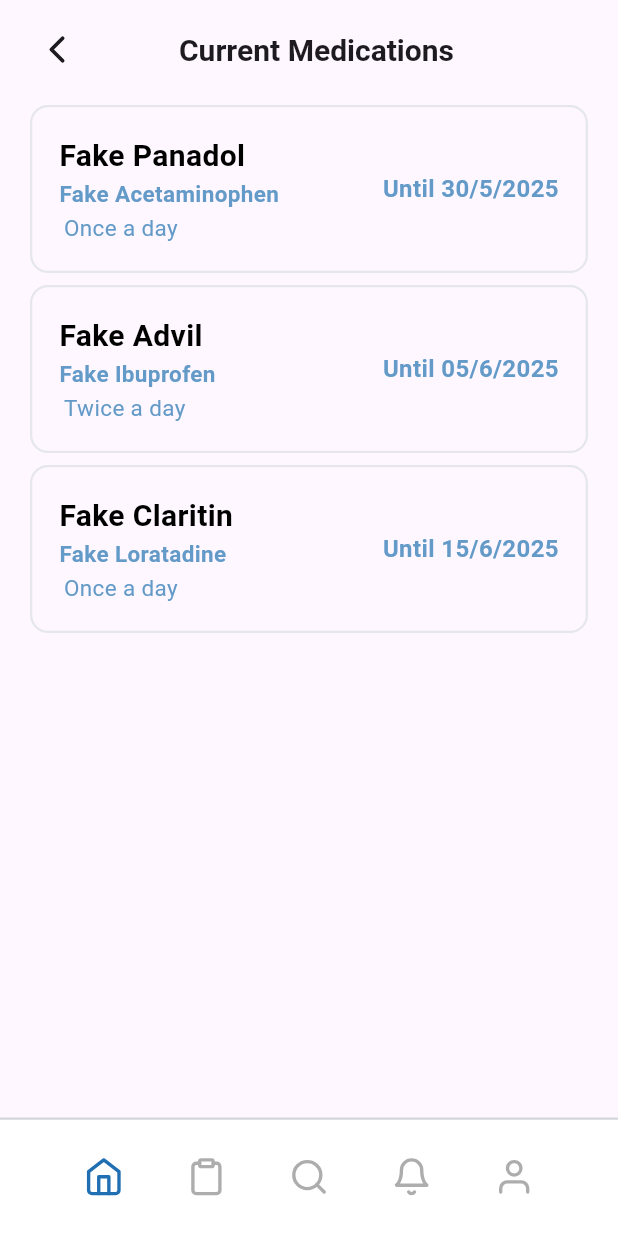
After one commit to NourHabra/PULSE-Mobile, a Flutter app: the CurrentMedicationsScreen screen opened by its route, after a tap on an icon or button, on a phone screen of 412 x 824 dp. The commit adds this screen. Run offline on Flutter 3.47's test engine with Material 3 defaults, Android fonts, the phone set to English and light mode, and no system bars; our stand-ins replace cached_network_image, flutter_feather_icons, flutter_secure_storage, get, image_picker; accounts and stored records are empty; network calls fail.

Commit message:
medications screens

```diff
--- /dev/null
+++ b/pulse_mobile/lib/controllers/medications/currentMedications_controller.dart
@@ -0,0 +1,31 @@
+
+import 'package:get/get.dart';
+import '../../models/medicationModel.dart';
+import '../../services/connections.dart';
+
+
+class CurrentMedicationsController extends GetxController {
+  final ApiService _apiService = Get.find<ApiService>();
+  RxList<Medication> medications = <Medication>[].obs;
+  RxBool isLoading = true.obs;
+  RxString errorMessage = ''.obs;
+
+  @override
+  void onInit() {
+    super.onInit();
+    fetchCurrentMedications();
+  }
+
+  Future<void> fetchCurrentMedications() async {
+    isLoading(true);
+    errorMessage('');
+    try {
+      final List<Medication> fetchedMedications = await _apiService.getCurrentMedications();
+      medications.assignAll(fetchedMedications);
+    } catch (e) {
+      errorMessage('Failed to load medications: $e');
+    } finally {
+      isLoading(false);
+    }
+  }
+}
--- a/pulse_mobile/lib/main.dart
+++ b/pulse_mobile/lib/main.dart
@@ -5,7 +5,8 @@
 import 'package:pulse_mobile/routes/bottomBar_routes.dart' as bottombar_routes;
 import 'package:pulse_mobile/routes/profile_routes.dart' as profile_routes;
 import 'package:pulse_mobile/routes/signup_routes.dart' as signup_routes;
-import 'package:pulse_mobile/services/connections.dart'; // Import ApiService
+import 'package:pulse_mobile/routes/medications&prescriptions_routes.dart'as medspres_routes;
+import 'package:pulse_mobile/services/connections.dart';
 
 void main() {
   runApp(MyApp());
@@ -18,13 +19,14 @@
     Get.put(ApiService()); //  before GetMaterialApp
     return GetMaterialApp(
       debugShowCheckedModeBanner: false,
-      initialRoute: '/splash1',
+      initialRoute: '/profile1',
       getPages: [
         ...splash_routes.getPages,
         ...login_routes.getPages,
         ...bottombar_routes.getPages,
         ...profile_routes.getPages,
         ...signup_routes.getPages,
+        ...medspres_routes.getPages,
       ],
     );
   }
--- /dev/null
+++ b/pulse_mobile/lib/models/medicationModel.dart
@@ -0,0 +1,23 @@
+// lib/models/medication_model.dart
+class Medication {
+  final String tradeName;
+  final String pharmaComposition;
+  final String numOfTimes;
+  final String untilDate;
+
+  Medication({
+    required this.tradeName,
+    required this.pharmaComposition,
+    required this.numOfTimes,
+    required this.untilDate,
+  });
+
+  factory Medication.fromJson(Map<String, dynamic> json) {
+    return Medication(
+      tradeName: json['tradeName'] ?? '',
+      pharmaComposition: json['pharmaComposition'] ?? '',
+      numOfTimes: json['numOfTimes'] ?? '',
+      untilDate: json['untilDate'] ?? '',
+    );
+  }
+}
--- /dev/null
+++ b/pulse_mobile/lib/models/prescriptionListitemModel.dart
@@ -0,0 +1,23 @@
+
+class Prescription {
+  final int id;
+  final String doctorName;
+  final String doctorSpeciality;
+  final String validUntil;
+
+  Prescription({
+    required this.id,
+    required this.doctorName,
+    required this.doctorSpeciality,
+    required this.validUntil,
+  });
+
+  factory Prescription.fromJson(Map<String, dynamic> json) {
+    return Prescription(
+      id: json['id'] ?? 0,
+      doctorName: json['doctorName'] ?? '',
+      doctorSpeciality: json['doctorSpeciality'] ?? '',
+      validUntil: json['validUntil'] ?? '',
+    );
+  }
+}
--- /dev/null
+++ b/pulse_mobile/lib/routes/medications&prescriptions_routes.dart
@@ -0,0 +1,12 @@
+import 'package:get/get.dart';
+import 'package:pulse_mobile/screens/medicalDrug_screens/currentMedications_screen.dart';
+import 'package:pulse_mobile/screens/medicalDrug_screens/prescriptionList_screen.dart';
+
+
+
+List<GetPage> getPages = [
+  GetPage(name: '/currentMedications', page: () => CurrentMedicationsScreen()),
+  GetPage(name: '/prescriptionHistory', page: () => PrescriptionsScreen()),
+
+
+];
--- /dev/null
+++ b/pulse_mobile/lib/screens/medicalDrug_screens/currentMedications_screen.dart
@@ -0,0 +1,47 @@
+import 'package:flutter/material.dart';
+import 'package:get/get.dart';
+
+import '../../controllers/medications/currentMedications_controller.dart';
+import '../../widgets/appbar.dart';
+import '../../widgets/bottombar.dart';
+import '../../widgets/currentMedication.dart';
+
+class CurrentMedicationsScreen extends StatelessWidget {
+  final CurrentMedicationsController _controller = Get.put(CurrentMedicationsController());
+
+  @override
+  Widget build(BuildContext context) {
+    return Scaffold(
+      appBar: const CustomAppBar(titleText: 'Current Medications'),
+      body: Padding(
+        padding: const EdgeInsets.only(top: 10.0),
+        child: Obx(
+              () {
+            if (_controller.isLoading.value) {
+              return const Center(child: CircularProgressIndicator());
+            } else if (_controller.errorMessage.isNotEmpty) {
+              return Center(child: Text(_controller.errorMessage.value));
+            } else if (_controller.medications.isEmpty) {
+              return const Center(child: Text('No current medications found.'));
+            } else {
+              return ListView.builder(
+                itemCount: _controller.medications.length,
+                itemBuilder: (context, index) {
+                  final medication = _controller.medications[index];
+                  return Currentmedication(
+                    tradeName: medication.tradeName,
+                    pharmaComposition: medication.pharmaComposition,
+                    numOfTimes: medication.numOfTimes,
+                    untilDate: medication.untilDate,
+                  );
+                },
+              );
+            }
+          },
+
+        ),
+      ),
+      bottomNavigationBar: CustomBottomNavBar(),
+    );
+  }
+}
--- a/pulse_mobile/lib/services/connections.dart
+++ b/pulse_mobile/lib/services/connections.dart
@@ -3,6 +3,8 @@
 import 'package:http/http.dart' as http;
 import 'dart:convert';
 import '../models/categoryModel.dart';
+import '../models/medicationModel.dart';
+import '../models/prescriptionListitemModel.dart';
 import '../models/profile_model.dart';
 import '../models/signupModel.dart';
 
@@ -321,6 +323,91 @@
     }
   }
 
+  Future<List<Medication>> getCurrentMedications() async {
+    final String? token = await getToken();
+    if (token == null) {
+      return _getFakeMedications(); // Return fake data if no token
+    }
+    final url = Uri.parse('$baseUrl/api/medications/current'); // Replace with your actual API endpoint
+    try {
+      final response = await _httpClient.get(
+        url,
+        headers: {'Authorization': 'Bearer $token'},
+      );
+
+      if (response.statusCode == 200) {
+        final List<dynamic> data = json.decode(response.body);
+        return data.map((json) => Medication.fromJson(json as Map<String, dynamic>)).toList();
+      } else {
+        print('API Error: ${response.statusCode}');
+        return _getFakeMedications(); // Return fake data on API error
+      }
+    } catch (e) {
+      print('Error fetching current medications: $e');
+      return _getFakeMedications(); // Return fake data on exception
+    }
+  }
+
+  // Method to generate fake medication data
+  List<Medication> _getFakeMedications() {
+    return [
+      Medication(
+        tradeName: 'Fake Panadol',
+        pharmaComposition: 'Fake Acetaminophen',
+        numOfTimes: 'Once a day',
+        untilDate: '30/5/2025',
+      ),
+      Medication(
+        tradeName: 'Fake Advil',
+        pharmaComposition: 'Fake Ibuprofen',
+        numOfTimes: 'Twice a day',
+        untilDate: '05/6/2025',
+      ),
+      Medication(
+        tradeName: 'Fake Claritin',
+        pharmaComposition: 'Fake Loratadine',
+        numOfTimes: 'Once a day',
+        untilDate: '15/6/2025',
+      ),
+    ];
+  }
+
+  Future<List<Prescription>> getPrescriptions() async {
+    final String? token = await getToken();
+    if (token == null) {
+      return _getFakePrescriptions(); // Return fake data if no token
+    }
+    final url = Uri.parse('$baseUrl/api/prescriptions'); // Replace with your actual API endpoint
+    try {
+      final response = await _httpClient.get(
+        url,
+        headers: {'Authorization': 'Bearer $token'},
+      );
+
+      if (response.statusCode == 200) {
+        final List<dynamic> data = json.decode(response.body);
+        return data.map((json) => Prescription.fromJson(json as Map<String, dynamic>)).toList();
+      } else {
+        print('API Error (Get Prescriptions): ${response.statusCode}');
+        return _getFakePrescriptions(); // Return fake data on API error
+      }
+    } catch (e) {
+      print('Error fetching prescriptions: $e');
+      return _getFakePrescriptions(); // Return fake data on exception
+    }
+  }
+
+  // Method to generate fake prescription data
+  List<Prescription> _getFakePrescriptions() {
+    return [
+      Prescription(id: 1, doctorName: 'Dr. Marcus Horizon', doctorSpeciality: 'Cardiologist', validUntil: '22/5/2025'),
+      Prescription(id: 2, doctorName: 'Dr. Jane Smith', doctorSpeciality: 'Dermatologist', validUntil: '15/6/2025'),
+      Prescription(id: 3, doctorName: 'Dr. Robert Jones', doctorSpeciality: 'Neurologist', validUntil: '01/6/2025'),
+      Prescription(id: 4, doctorName: 'Dr. Emily White', doctorSpeciality: 'Pediatrician', validUntil: '10/5/2025'),
+      Prescription(id: 5, doctorName: 'Dr. David Brown', doctorSpeciality: 'Orthopedist', validUntil: '28/5/2025'),
+    ];
+  }
+
   @override
   void onClose() {
     _httpClient.close();
--- a/pulse_mobile/lib/widgets/currentMedication.dart
+++ b/pulse_mobile/lib/widgets/currentMedication.dart
@@ -25,9 +25,9 @@
             color: AppLightModeColors.textFieldBorder, // Use your border color
             width: 1.5,
           ),
-          borderRadius: BorderRadius.circular(8.0), // Add border radius for a nice look
+          borderRadius: BorderRadius.circular(12.0), // Add border radius for a nice look
         ),
-        padding: const EdgeInsets.symmetric(vertical: 15.0,horizontal: 18), // Add padding inside the container
+        padding: const EdgeInsets.symmetric(vertical: 18.0,horizontal: 18), // Add padding inside the container
         child: Row(
           mainAxisAlignment: MainAxisAlignment.spaceBetween, // Space them out
           children: [
@@ -38,7 +38,7 @@
                   tradeName,
                   style: const TextStyle(
                     fontSize: 20,
-                    fontWeight: FontWeight.bold,
+                    fontWeight: FontWeight.w600,
                     color: Colors.black,
                   ),
                 ),
@@ -47,9 +47,13 @@
                   style: const TextStyle(
                     fontSize: 15,
                     color: AppLightModeColors.blueText,
-                    fontWeight: FontWeight.w500,
+                    fontWeight: FontWeight.w600,
                   ),
                 ),
+                SizedBox(height: 2,),
+                Row(
+                  children: [
+                    SizedBox(width: 3,),
                     Text(
                       numOfTimes,
                       style: const TextStyle(
@@ -59,21 +63,26 @@
                     ),
                   ],
                 ),
-            Row( // Use a Row to combine "Until: " and untilDate
+              ],
+            ),
+            Row(
               children: [
+
                 const Text(
                   "Until ",
                   style: TextStyle(
-                    fontSize: 18,
+                    fontSize: 16,
                     color: AppLightModeColors.blueText,
-                    // You might want it bold
+                    fontWeight: FontWeight.w600
+
                   ),
                 ),
                 Text(
                   untilDate,
                   style: const TextStyle(
-                    fontSize: 18,
+                    fontSize: 16,
                     color: AppLightModeColors.blueText,
+                      fontWeight: FontWeight.w600,
                   ),
                 ),
               ],
```
Also changed, not shown: pulse_mobile/lib/controllers/medications/PrescriptionList_controller.dart (added, +62 -0 lines), pulse_mobile/lib/screens/medicalDrug_screens/prescriptionList_screen.dart (added, +78 -0 lines), pulse_mobile/lib/widgets/prescriptionsListItem.dart (+14 -0 lines). Lines whose indentation alone changed are shown as unchanged.
